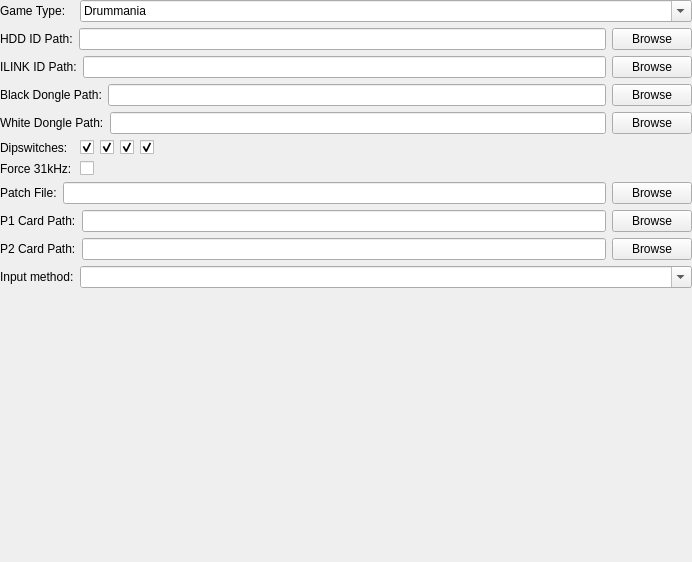
Above: pcsx2-qt/Settings/Python2SettingsWidget.ui from PCSX2/pcsx2 before the change. Below: the same form after it.
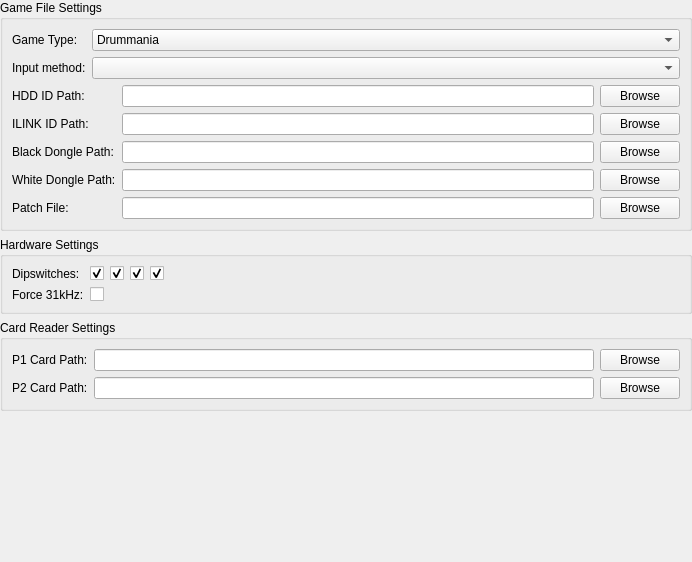
That is the form after the change.

Commit message: Regroup game settings dialog

What changed in the file:
```diff
--- a/pcsx2-qt/Settings/Python2SettingsWidget.ui
+++ b/pcsx2-qt/Settings/Python2SettingsWidget.ui
@@ -10,10 +10,10 @@
     <height>562</height>
    </rect>
   </property>
-  <layout class="QFormLayout" name="formLayout">
-   <property name="fieldGrowthPolicy">
-    <enum>QFormLayout::ExpandingFieldsGrow</enum>
-   </property>
+  <property name="windowTitle">
+   <string>Form</string>
+  </property>
+  <layout class="QVBoxLayout" name="verticalLayout" stretch="0,0,0,1">
    <property name="leftMargin">
     <number>0</number>
    </property>
@@ -26,6 +26,12 @@
    <property name="bottomMargin">
     <number>0</number>
    </property>
+   <item>
+    <widget class="QGroupBox" name="groupBox">
+     <property name="title">
+      <string>Game File Settings</string>
+     </property>
+     <layout class="QFormLayout" name="formLayout">
    <item row="0" column="0">
     <widget class="QLabel" name="label_1">
      <property name="text">
@@ -35,15 +41,6 @@
    </item>
    <item row="0" column="1">
     <widget class="QComboBox" name="gameType">
-     <property name="sizePolicy">
-      <sizepolicy hsizetype="Expanding" vsizetype="Fixed">
-       <horstretch>0</horstretch>
-       <verstretch>0</verstretch>
-      </sizepolicy>
-     </property>
-     <property name="editable">
-      <bool>true</bool>
-     </property>
      <item>
       <property name="text">
        <string>Drummania</string>
@@ -76,7 +73,17 @@
      </item>
     </widget>
    </item>
-   <item row="1" column="0" colspan="3">
+      <item row="1" column="0">
+       <widget class="QLabel" name="label_11">
+        <property name="text">
+         <string>Input method:</string>
+        </property>
+       </widget>
+      </item>
+      <item row="1" column="1">
+       <widget class="QComboBox" name="deviceApi" />
+      </item>
+      <item row="2" column="0" colspan="3">
     <layout class="QGridLayout" name="gridLayout_3_1">
       <item row="0" column="0">
         <widget class="QLabel" name="label_2">
@@ -95,79 +102,100 @@
         </property>
         </widget>
       </item>
-    </layout>
-   </item>
-   <item row="2" column="0" colspan="3">
-    <layout class="QGridLayout" name="gridLayout_3_2">
-      <item row="0" column="0">
+
+        <item row="1" column="0">
         <widget class="QLabel" name="label_3">
         <property name="text">
           <string>ILINK ID Path:</string>
         </property>
         </widget>
       </item>
-      <item row="0" column="1">
+        <item row="1" column="1">
         <widget class="QLineEdit" name="ilinkIdPath" />
       </item>
-      <item row="0" column="2">
+        <item row="1" column="2">
         <widget class="QPushButton" name="ilinkIdBrowse">
         <property name="text">
           <string>Browse</string>
         </property>
         </widget>
       </item>
-    </layout>
-   </item>
-   <item row="3" column="0" colspan="3">
-    <layout class="QGridLayout" name="gridLayout_3_3">
-      <item row="0" column="0">
+
+        <item row="2" column="0">
         <widget class="QLabel" name="label_4">
         <property name="text">
           <string>Black Dongle Path:</string>
         </property>
         </widget>
       </item>
-      <item row="0" column="1">
+        <item row="2" column="1">
         <widget class="QLineEdit" name="dongleBlackPath" />
       </item>
-      <item row="0" column="2">
+        <item row="2" column="2">
         <widget class="QPushButton" name="dongleBlackBrowse">
         <property name="text">
           <string>Browse</string>
         </property>
         </widget>
       </item>
-    </layout>
-   </item>
-   <item row="4" column="0" colspan="3">
-    <layout class="QGridLayout" name="gridLayout_3_4">
-      <item row="0" column="0">
+
+        <item row="3" column="0">
         <widget class="QLabel" name="label_5">
         <property name="text">
           <string>White Dongle Path:</string>
         </property>
         </widget>
       </item>
-      <item row="0" column="1">
+        <item row="3" column="1">
         <widget class="QLineEdit" name="dongleWhitePath" />
       </item>
-      <item row="0" column="2">
+        <item row="3" column="2">
         <widget class="QPushButton" name="dongleWhiteBrowse">
         <property name="text">
           <string>Browse</string>
         </property>
         </widget>
       </item>
-    </layout>
-   </item>
-   <item row="5" column="0">
+
+        <item row="4" column="0">
+         <widget class="QLabel" name="label_8">
+          <property name="text">
+           <string>Patch File:</string>
+          </property>
+         </widget>
+        </item>
+        <item row="4" column="1">
+         <widget class="QLineEdit" name="patchFilePath" />
+        </item>
+        <item row="4" column="2">
+         <widget class="QPushButton" name="patchFileBrowse">
+          <property name="text">
+           <string>Browse</string>
+          </property>
+         </widget>
+        </item>
+       </layout>
+      </item>
+     </layout>
+    </widget>
+   </item>
+   <item>
+    <widget class="QGroupBox" name="groupBox_2">
+     <property name="title">
+      <string>Hardware Settings</string>
+     </property>
+     <layout class="QFormLayout" name="formLayout_2">
+      <property name="fieldGrowthPolicy">
+       <enum>QFormLayout::ExpandingFieldsGrow</enum>
+      </property>
+      <item row="0" column="0">
     <widget class="QLabel" name="label_6">
      <property name="text">
       <string>Dipswitches:</string>
      </property>
     </widget>
   </item>
-  <item row="5" column="1" colspan="4">
+      <item row="0" column="1" colspan="4">
     <layout class="QGridLayout" name="gridLayout_4">
       <item row="0" column="0">
        <widget class="QCheckBox" name="dipsw1">
@@ -199,38 +227,26 @@
       </item>
     </layout>
    </item>
-   <item row="6" column="0">
+      <item row="1" column="0">
      <widget class="QLabel" name="label_7">
      <property name="text">
        <string>Force 31kHz:</string>
      </property>
      </widget>
    </item>
-   <item row="6" column="1">
+      <item row="1" column="1">
     <widget class="QCheckBox" name="force31khz" />
    </item>
-   <item row="7" column="0" colspan="3">
-    <layout class="QGridLayout" name="gridLayout_3_5">
-      <item row="0" column="0">
-        <widget class="QLabel" name="label_8">
-        <property name="text">
-          <string>Patch File:</string>
-        </property>
-        </widget>
-      </item>
-      <item row="0" column="1">
-        <widget class="QLineEdit" name="patchFilePath" />
-      </item>
-      <item row="0" column="2">
-        <widget class="QPushButton" name="patchFileBrowse">
-        <property name="text">
-          <string>Browse</string>
-        </property>
-        </widget>
-      </item>
-    </layout>
+     </layout>
+    </widget>
    </item>
-   <item row="8" column="0" colspan="3">
+   <item>
+    <widget class="QGroupBox" name="groupBox_3">
+     <property name="title">
+      <string>Card Reader Settings</string>
+     </property>
+     <layout class="QFormLayout" name="formLayout_3">
+      <item row="0" column="0" colspan="3">
     <layout class="QGridLayout" name="gridLayout_3_6">
       <item row="0" column="0">
         <widget class="QLabel" name="label_9">
@@ -249,21 +265,17 @@
         </property>
         </widget>
       </item>
-    </layout>
-   </item>
-   <item row="9" column="0" colspan="3">
-    <layout class="QGridLayout" name="gridLayout_3_7">
-      <item row="0" column="0">
+        <item row="1" column="0">
         <widget class="QLabel" name="label_10">
         <property name="text">
           <string>P2 Card Path:</string>
         </property>
         </widget>
       </item>
-      <item row="0" column="1">
+        <item row="1" column="1">
         <widget class="QLineEdit" name="player2CardPath" />
       </item>
-      <item row="0" column="2">
+        <item row="1" column="2">
         <widget class="QPushButton" name="player2CardBrowse">
         <property name="text">
           <string>Browse</string>
@@ -272,25 +284,21 @@
       </item>
     </layout>
    </item>
-   <item row="10" column="0">
-    <widget class="QLabel" name="label_1">
-     <property name="text">
-      <string>Input method:</string>
-     </property>
+     </layout>
     </widget>
    </item>
-   <item row="10" column="1">
-    <widget class="QComboBox" name="deviceApi">
-     <property name="sizePolicy">
-      <sizepolicy hsizetype="Expanding" vsizetype="Fixed">
-       <horstretch>0</horstretch>
-       <verstretch>0</verstretch>
-      </sizepolicy>
+   <item>
+    <spacer name="verticalSpacer">
+     <property name="orientation">
+      <enum>Qt::Vertical</enum>
      </property>
-     <property name="editable">
-      <bool>true</bool>
+     <property name="sizeHint" stdset="0">
+      <size>
+       <width>20</width>
+       <height>3</height>
+      </size>
      </property>
-    </widget>
+    </spacer>
    </item>
   </layout>
  </widget>
```
Left out of the diff: 4 changed lines with no effect on the pictures. Lines whose indentation alone changed are shown as unchanged.
